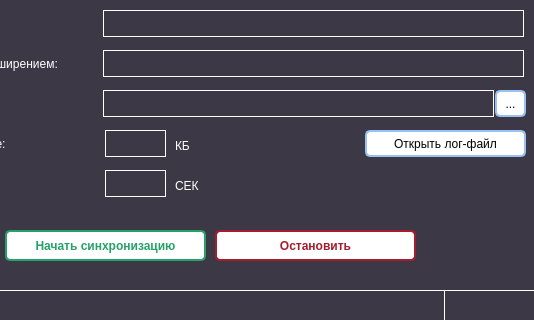
Qt form GUI/mainwindow.ui (dimanchik79/YDSync) before a commit; both pictures show x 165 to 699 and y 130 to 450 of the 699 by 450 pixel window.
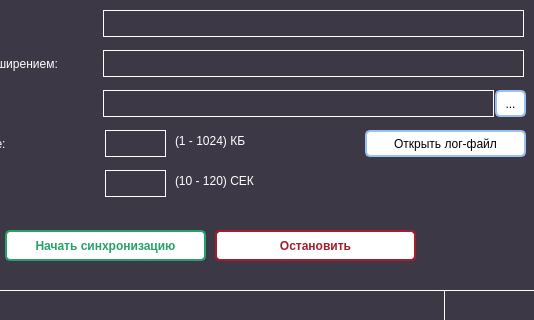
The same form after that commit. Icons and pictures are not drawn.

What changed in the file:
```diff
--- a/GUI/mainwindow.ui
+++ b/GUI/mainwindow.ui
@@ -359,14 +359,14 @@
       <x>340</x>
       <y>260</y>
       <width>131</width>
-      <height>31</height>
+      <height>21</height>
      </rect>
     </property>
     <property name="styleSheet">
      <string notr="true">color: rgb(255, 255, 255);</string>
     </property>
     <property name="text">
-     <string>КБ</string>
+     <string>(1 - 1024) КБ</string>
     </property>
    </widget>
    <widget class="QLabel" name="l_prompt">
@@ -524,14 +524,14 @@
       <x>340</x>
       <y>300</y>
       <width>131</width>
-      <height>31</height>
+      <height>21</height>
      </rect>
     </property>
     <property name="styleSheet">
      <string notr="true">color: rgb(255, 255, 255);</string>
     </property>
     <property name="text">
-     <string>СЕК</string>
+     <string>(10 - 120) СЕК</string>
     </property>
    </widget>
    <widget class="QLineEdit" name="le_timesync">
```
Left out of the diff: 18 changed lines with no effect on the pictures.
